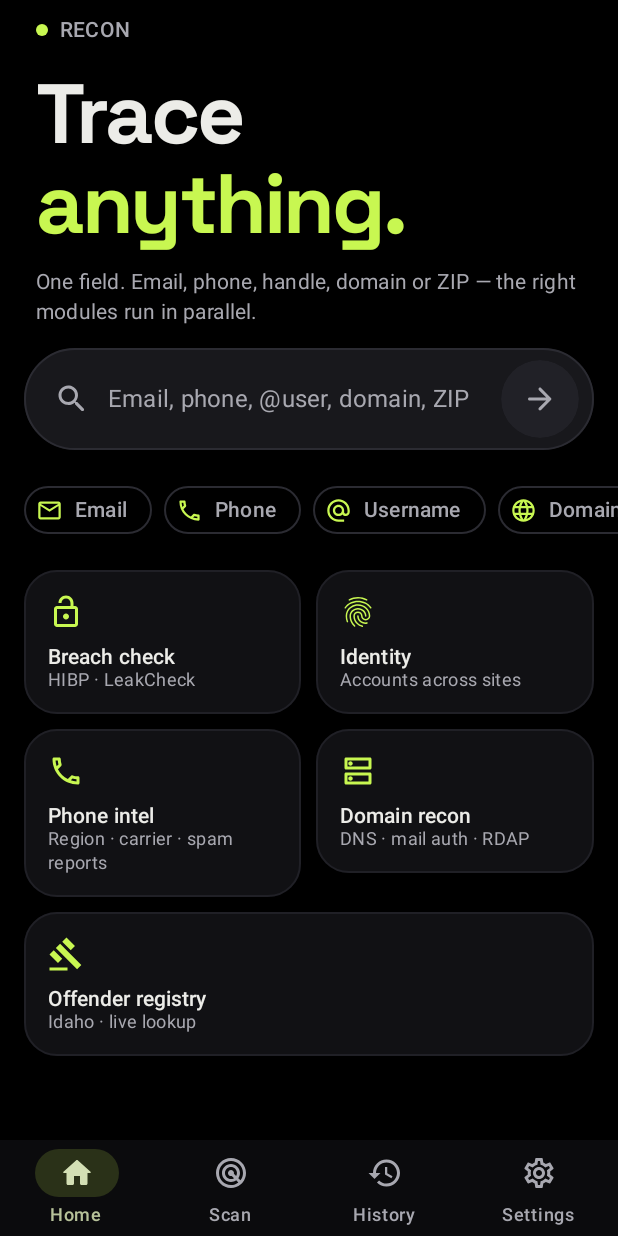
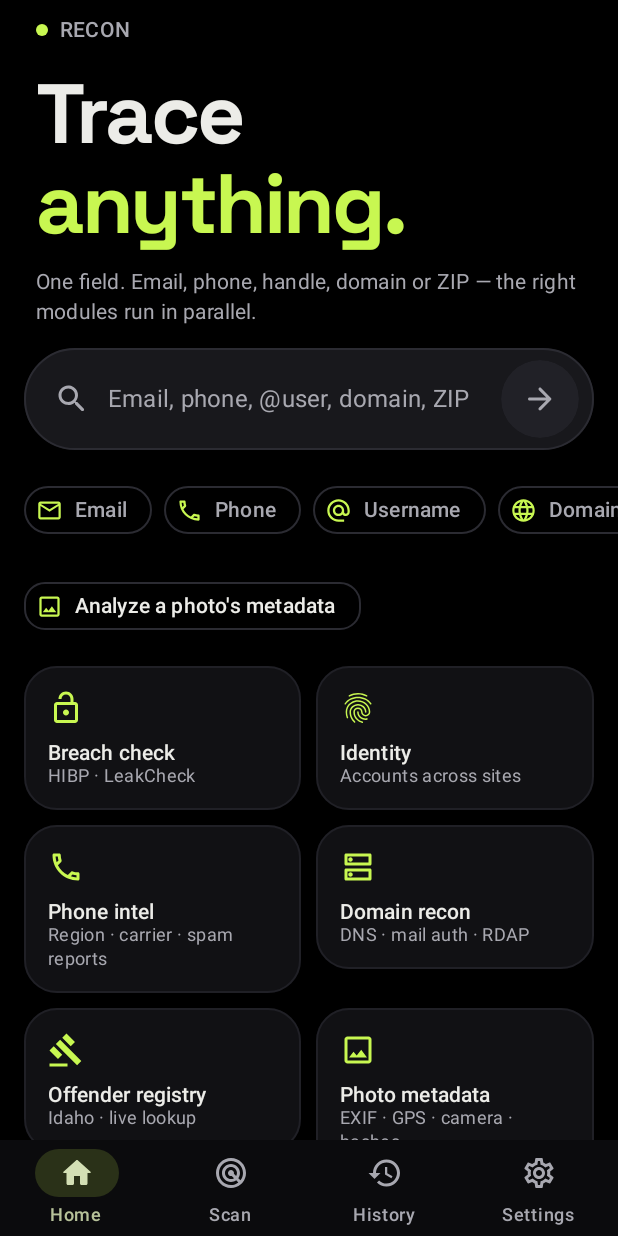
Before and after one commit to PeytonRingling/OSINT-Tool, an Android app built with Jetpack Compose: the screen it shows after launch (MainActivity), on a phone screen of 412 x 824 dp. Run offline under Robolectric (Android 15) with nearby library versions, the phone set to English and light mode, and no system bars; our stand-ins replace Dagger/Hilt's generated code, Material 3 Expressive styles (plain Material 3 is drawn), Room's generated code; pictures from the network do not load.

Commit message:
Photo metadata module: on-device EXIF/GPS/hashes with reverse-image links

```diff
--- a/app/build.gradle.kts
+++ b/app/build.gradle.kts
@@ -94,6 +94,7 @@ dependencies {
     ksp(libs.androidx.room.compiler)
     implementation(libs.androidx.security.crypto)
     implementation(libs.androidx.datastore)
+    implementation(libs.androidx.exif)
 
     implementation(libs.okhttp)
     implementation(libs.kotlinx.serialization.json)
--- a/app/src/main/kotlin/vip/ringling/recon/data/mock/MockData.kt
+++ b/app/src/main/kotlin/vip/ringling/recon/data/mock/MockData.kt
@@ -108,6 +108,7 @@ object MockData {
         ModuleId.BREACH -> breach(input)
         ModuleId.IDENTITY -> identity(input)
         ModuleId.PHONE -> emptyList()
+        ModuleId.IMAGE -> emptyList()
         ModuleId.DOMAIN -> domain(input)
         ModuleId.REGISTRY -> registry(input)
     }
@@ -137,5 +138,6 @@ object MockData {
         InputType.USERNAME -> setOf(ModuleId.BREACH, ModuleId.IDENTITY)
         InputType.DOMAIN -> setOf(ModuleId.DOMAIN)
         InputType.ZIP -> setOf(ModuleId.REGISTRY)
+        InputType.IMAGE -> setOf(ModuleId.IMAGE)
     }
 }
--- a/app/src/main/kotlin/vip/ringling/recon/di/AppModule.kt
+++ b/app/src/main/kotlin/vip/ringling/recon/di/AppModule.kt
@@ -15,6 +15,7 @@ import vip.ringling.recon.data.secret.KeystoreApiKeys
 import vip.ringling.recon.data.sources.breach.BreachSource
 import vip.ringling.recon.data.sources.domain.DomainSource
 import vip.ringling.recon.data.sources.phone.PhoneSource
+import vip.ringling.recon.data.sources.image.ImageSource
 import vip.ringling.recon.data.sources.identity.AssetSiteList
 import vip.ringling.recon.data.sources.identity.IdentitySource
 import vip.ringling.recon.data.sources.identity.SiteListProvider
@@ -34,6 +35,7 @@ abstract class AppModule {
     @Binds @IntoSet abstract fun identity(s: IdentitySource): OsintSource
     @Binds @Singleton abstract fun siteList(s: AssetSiteList): SiteListProvider
     @Binds @IntoSet abstract fun phone(s: PhoneSource): OsintSource
+    @Binds @IntoSet abstract fun image(s: ImageSource): OsintSource
     @Binds @IntoSet abstract fun domain(s: DomainSource): OsintSource
     @Binds @IntoSet abstract fun registry(s: RegistrySource): OsintSource
     @Binds @IntoSet abstract fun idaho(a: IdahoRegistryAdapter): RegistryAdapter
--- a/app/src/main/kotlin/vip/ringling/recon/domain/InputDetector.kt
+++ b/app/src/main/kotlin/vip/ringling/recon/domain/InputDetector.kt
@@ -30,6 +30,7 @@ object InputDetector {
             InputType.PHONE -> (if (s.startsWith("+")) "+" else "") + s.filter(Char::isDigit)
             InputType.USERNAME -> s.removePrefix("@")
             InputType.ZIP -> s.take(5)
+            InputType.IMAGE -> s
         }
     }
 }
--- a/app/src/main/kotlin/vip/ringling/recon/domain/Models.kt
+++ b/app/src/main/kotlin/vip/ringling/recon/domain/Models.kt
@@ -9,6 +9,8 @@ enum class InputType(val label: String) {
     USERNAME("Username"),
     DOMAIN("Domain"),
     ZIP("ZIP"),
+    /** Never auto-detected: raw is a content URI picked by the user. */
+    IMAGE("Photo"),
 }
 
 @Serializable
@@ -28,6 +30,7 @@ enum class ModuleId(val label: String, val tagline: String) {
     PHONE("Phone intel", "Region · carrier · spam reports"),
     DOMAIN("Domain recon", "DNS · mail auth · RDAP"),
     REGISTRY("Offender registry", "Idaho · live lookup"),
+    IMAGE("Photo metadata", "EXIF · GPS · camera · hashes"),
 }
 
 @Serializable
--- a/app/src/main/kotlin/vip/ringling/recon/ui/ReconApp.kt
+++ b/app/src/main/kotlin/vip/ringling/recon/ui/ReconApp.kt
@@ -266,7 +266,9 @@ private fun HomeRoute(nav: NavHostController, expanded: Boolean, actions: ReconA
     // Registry results on screen + permission already granted → quietly fetch a position for distances.
     val hasRegistry = st.session?.findings?.any { it.geo != null } == true
     androidx.compose.runtime.LaunchedEffect(hasRegistry) { if (hasRegistry && main.hasLocationPermission()) main.refreshLocation() }
+    val pickPhoto = androidx.activity.compose.rememberLauncherForActivityResult(androidx.activity.result.contract.ActivityResultContracts.GetContent()) { uri -> uri?.let { vm.analyzePhoto(it.toString()) } }
     val ha = HomeActions(
+        onPickPhoto = { pickPhoto.launch("image/*") },
         onQueryChange = vm::onQueryChange, onOverride = vm::onOverride, onSubmit = vm::submit, onStop = vm::stop,
         onFindingClick = { f -> if (expanded) vm.select(f.id) else nav.navigate("finding/${f.id}") },
         onAckRegistry = vm::ackRegistry, onRecent = vm::reuse,
--- a/app/src/main/kotlin/vip/ringling/recon/ui/components/Chips.kt
+++ b/app/src/main/kotlin/vip/ringling/recon/ui/components/Chips.kt
@@ -15,6 +15,7 @@ import androidx.compose.material.icons.outlined.Fingerprint
 import androidx.compose.material.icons.outlined.Gavel
 import androidx.compose.material.icons.outlined.Info
 import androidx.compose.material.icons.outlined.LockOpen
+import androidx.compose.material.icons.outlined.Image
 import androidx.compose.material.icons.outlined.Language
 import androidx.compose.material.icons.outlined.Mail
 import androidx.compose.material.icons.outlined.Pin
@@ -41,6 +42,7 @@ fun ModuleId.icon(): ImageVector = when (this) {
     ModuleId.PHONE -> Icons.Outlined.Phone
     ModuleId.DOMAIN -> Icons.Outlined.Dns
     ModuleId.REGISTRY -> Icons.Outlined.Gavel
+    ModuleId.IMAGE -> Icons.Outlined.Image
 }
 
 fun InputType.icon(): ImageVector = when (this) {
@@ -49,6 +51,7 @@ fun InputType.icon(): ImageVector = when (this) {
     InputType.USERNAME -> Icons.Outlined.AlternateEmail
     InputType.DOMAIN -> Icons.Outlined.Language
     InputType.ZIP -> Icons.Outlined.Pin
+    InputType.IMAGE -> Icons.Outlined.Image
 }
 
 @Composable
--- a/app/src/main/kotlin/vip/ringling/recon/ui/components/SearchField.kt
+++ b/app/src/main/kotlin/vip/ringling/recon/ui/components/SearchField.kt
@@ -140,7 +140,7 @@ fun TypeChipRow(
         modifier.horizontalScroll(rememberScrollState()).padding(horizontal = 16.dp),
         horizontalArrangement = Arrangement.spacedBy(8.dp),
     ) {
-        InputType.entries.forEach { type ->
+        InputType.entries.filter { it != InputType.IMAGE }.forEach { type ->
             val selected = effective == type
             val label = when {
                 selected && override == null -> "${type.label} · auto"
--- a/app/src/main/kotlin/vip/ringling/recon/ui/home/HomeScreen.kt
+++ b/app/src/main/kotlin/vip/ringling/recon/ui/home/HomeScreen.kt
@@ -17,6 +17,7 @@ import androidx.compose.foundation.lazy.LazyColumn
 import androidx.compose.foundation.lazy.LazyListState
 import androidx.compose.foundation.lazy.items
 import androidx.compose.foundation.lazy.rememberLazyListState
+import androidx.compose.material.icons.outlined.Image
 import androidx.compose.material3.Icon
 import androidx.compose.material3.MaterialTheme
 import androidx.compose.material3.Surface
@@ -63,6 +64,7 @@ data class HomeActions(
     val onRecent: (ScanRecord) -> Unit = {},
     val onExportAll: () -> Unit = {},
     val onRequestLocation: () -> Unit = {},
+    val onPickPhoto: () -> Unit = {},
 )
 
 @Composable
@@ -97,6 +99,14 @@ fun HomeScreen(
         }
         item(key = "chips") {
             TypeChipRow(auto = state.detected, override = state.override, onOverride = actions.onOverride)
+        }
+        item(key = "photo") {
+            androidx.compose.material3.AssistChip(
+                onClick = actions.onPickPhoto,
+                label = { Text("Analyze a photo's metadata") },
+                leadingIcon = { Icon(androidx.compose.material.icons.Icons.Outlined.Image, null, Modifier.size(18.dp)) },
+                modifier = Modifier.padding(horizontal = 16.dp),
+            )
         }
         if (session == null) {
             item(key = "modules") { ModuleTiles() }
--- a/app/src/main/kotlin/vip/ringling/recon/ui/home/HomeViewModel.kt
+++ b/app/src/main/kotlin/vip/ringling/recon/ui/home/HomeViewModel.kt
@@ -66,6 +66,11 @@ class HomeViewModel @Inject constructor(
         controller.start(ScanInput(raw, type))
     }
 
+    fun analyzePhoto(uri: String) {
+        registryAck.value = false; selectedId.value = null
+        controller.start(ScanInput(uri, InputType.IMAGE))
+    }
+
     fun stop() = controller.cancel()
 
     fun reuse(r: ScanRecord) {
--- a/app/src/main/kotlin/vip/ringling/recon/ui/scan/ScanScreen.kt
+++ b/app/src/main/kotlin/vip/ringling/recon/ui/scan/ScanScreen.kt
@@ -66,6 +66,7 @@ val defaultReadiness = mapOf(
     ModuleId.BREACH to Readiness("HIBP key missing · LeakCheck free tier", false),
     ModuleId.IDENTITY to Readiness("Ready · curated site list", true),
     ModuleId.PHONE to Readiness("Ready · offline analysis + public spam reports", true),
+    ModuleId.IMAGE to Readiness("Ready · on-device EXIF + hashes", true),
     ModuleId.DOMAIN to Readiness("Ready · passive only", true),
     ModuleId.REGISTRY to Readiness("Ready · live ZIP lookup", true),
 )
--- a/app/src/main/kotlin/vip/ringling/recon/ui/scan/ScanViewModel.kt
+++ b/app/src/main/kotlin/vip/ringling/recon/ui/scan/ScanViewModel.kt
@@ -35,6 +35,7 @@ internal fun readiness(keys: Map<ApiKeyId, String>) = mapOf(
     },
     ModuleId.IDENTITY to Readiness("Ready · curated sites + email checks", true),
     ModuleId.PHONE to Readiness("Ready · offline analysis + public spam reports", true),
+    ModuleId.IMAGE to Readiness("Ready · on-device EXIF + hashes", true),
     ModuleId.DOMAIN to Readiness("Ready · passive only", true),
     ModuleId.REGISTRY to Readiness("Ready · Idaho adult + juvenile, live ZIP lookup", true),
 )
--- a/gradle/libs.versions.toml
+++ b/gradle/libs.versions.toml
@@ -47,6 +47,7 @@ androidx-room-runtime = { module = "androidx.room:room-runtime", version.ref = "
 androidx-room-ktx = { module = "androidx.room:room-ktx", version.ref = "room" }
 androidx-room-compiler = { module = "androidx.room:room-compiler", version.ref = "room" }
 androidx-security-crypto = { module = "androidx.security:security-crypto", version.ref = "securityCrypto" }
+androidx-exif = { module = "androidx.exifinterface:exifinterface", version = "1.4.1" }
 androidx-datastore = { module = "androidx.datastore:datastore-preferences", version.ref = "datastore" }
 hilt-android = { module = "com.google.dagger:hilt-android", version.ref = "hilt" }
 hilt-compiler = { module = "com.google.dagger:hilt-android-compiler", version.ref = "hilt" }
```
Also changed, not shown: app/src/main/kotlin/vip/ringling/recon/data/sources/image/ImageSource.kt (added, +93 -0 lines), 3 other files.
